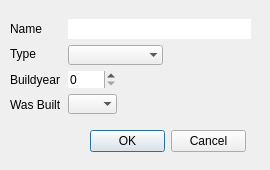
This is code/ui/addcpu.ui in Danielos15/Skil-1-Verklegt-n-mskei-1 as Qt 5 draws it before an edit. The edited form follows.
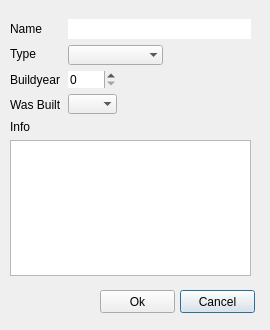
This is the edited form.

Diff of the .ui file:
```diff
--- a/code/ui/addcpu.ui
+++ b/code/ui/addcpu.ui
@@ -7,7 +7,7 @@
     <x>0</x>
     <y>0</y>
     <width>270</width>
-    <height>170</height>
+    <height>330</height>
    </rect>
   </property>
   <property name="sizePolicy">
@@ -19,41 +19,25 @@
   <property name="minimumSize">
    <size>
     <width>270</width>
-    <height>170</height>
+    <height>330</height>
    </size>
   </property>
   <property name="maximumSize">
    <size>
     <width>270</width>
-    <height>170</height>
+    <height>330</height>
    </size>
   </property>
   <property name="windowTitle">
    <string>Dialog</string>
   </property>
-  <widget class="QDialogButtonBox" name="buttonBox">
-   <property name="geometry">
-    <rect>
-     <x>90</x>
-     <y>130</y>
-     <width>156</width>
-     <height>23</height>
-    </rect>
-   </property>
-   <property name="orientation">
-    <enum>Qt::Horizontal</enum>
-   </property>
-   <property name="standardButtons">
-    <set>QDialogButtonBox::Cancel|QDialogButtonBox::Ok</set>
-   </property>
-  </widget>
-  <widget class="QWidget" name="">
+  <widget class="QWidget" name="layoutWidget">
    <property name="geometry">
     <rect>
      <x>10</x>
      <y>19</y>
      <width>241</width>
-     <height>102</height>
+     <height>257</height>
     </rect>
    </property>
    <layout class="QFormLayout" name="formLayout_2">
@@ -175,8 +159,51 @@
       </item>
      </layout>
     </item>
+    <item row="2" column="0" colspan="2">
+     <widget class="QTextEdit" name="textEdit_info">
+      <property name="minimumSize">
+       <size>
+        <width>0</width>
+        <height>132</height>
+       </size>
+      </property>
+     </widget>
+    </item>
+    <item row="1" column="0" colspan="2">
+     <widget class="QLabel" name="label">
+      <property name="text">
+       <string>Info</string>
+      </property>
+     </widget>
+    </item>
    </layout>
   </widget>
+  <widget class="QPushButton" name="button_cancel">
+   <property name="geometry">
+    <rect>
+     <x>180</x>
+     <y>290</y>
+     <width>75</width>
+     <height>23</height>
+    </rect>
+   </property>
+   <property name="text">
+    <string>Cancel</string>
+   </property>
+  </widget>
+  <widget class="QPushButton" name="button_ok">
+   <property name="geometry">
+    <rect>
+     <x>100</x>
+     <y>290</y>
+     <width>75</width>
+     <height>23</height>
+    </rect>
+   </property>
+   <property name="text">
+    <string>Ok</string>
+   </property>
+  </widget>
  </widget>
  <resources/>
  <connections>
```
Left out of the diff: 35 changed lines with no effect on the pictures.
